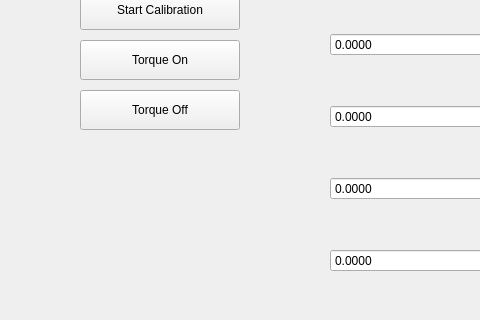
Above: src/dyros_gui.ui from JunhyeokRui/dyros_bolt_gui before the change; both pictures show x 0 to 480 and y 140 to 460 of the 1280 by 720 pixel window. Below: the same form after it.
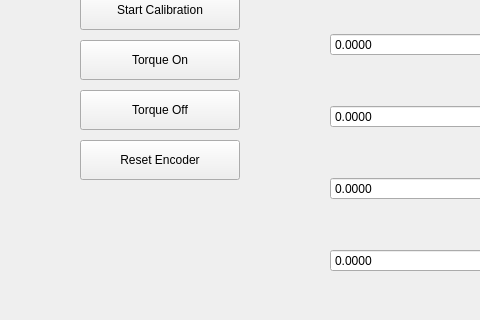
That is the form after the change.

Commit message: reset encoder added

Diff of the .ui file:
```diff
--- a/src/dyros_gui.ui
+++ b/src/dyros_gui.ui
@@ -462,6 +462,19 @@
 Odrive</string>
    </property>
   </widget>
+  <widget class="QPushButton" name="resetEncoderButton">
+   <property name="geometry">
+    <rect>
+     <x>80</x>
+     <y>280</y>
+     <width>160</width>
+     <height>40</height>
+    </rect>
+   </property>
+   <property name="text">
+    <string>Reset Encoder</string>
+   </property>
+  </widget>
  </widget>
  <resources/>
  <connections/>
```
The commit also changes 2 other files.
